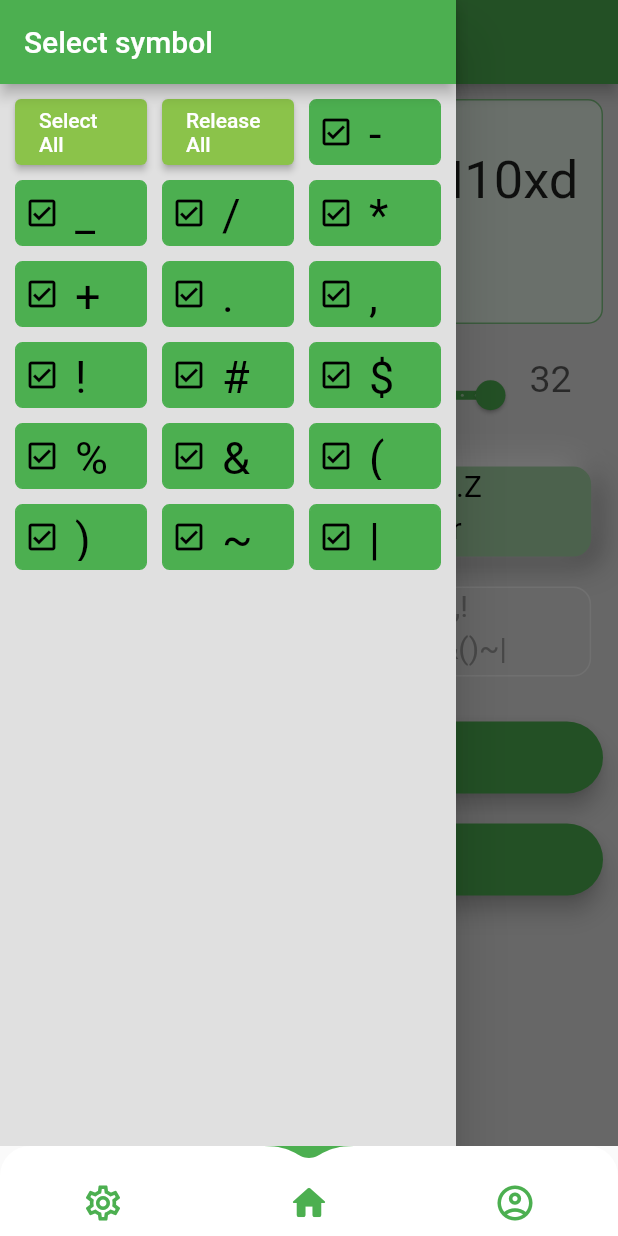
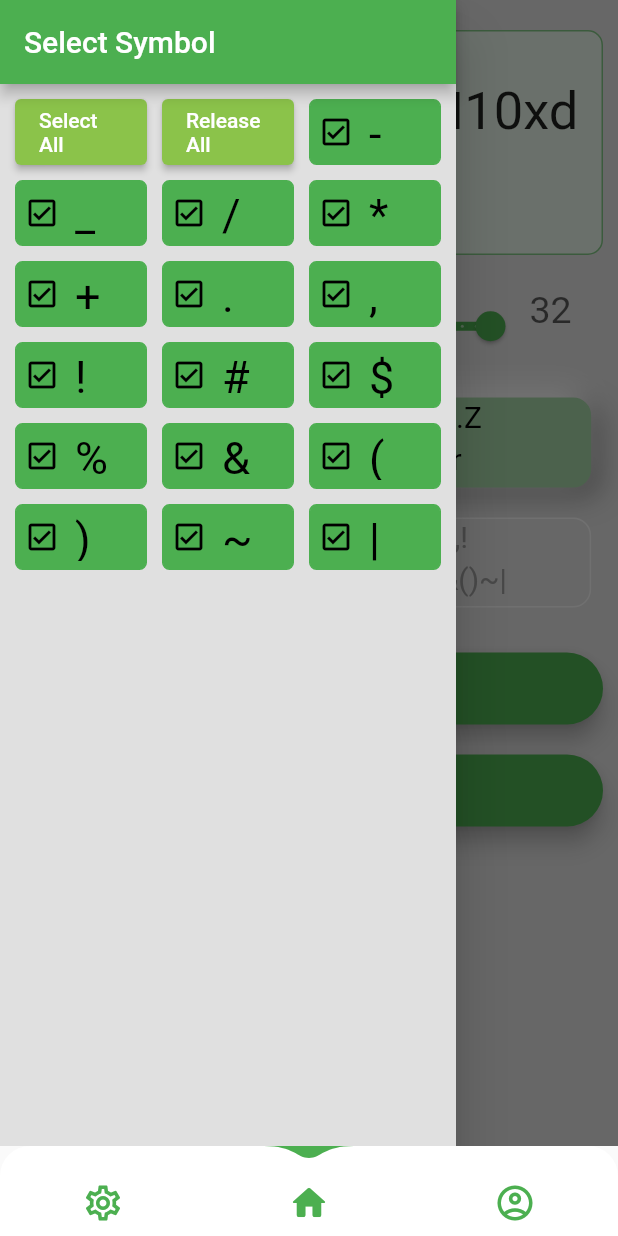
Before and after one commit to zoyspace/flutter_passGeneration, a Flutter app: the screen it shows after launch, with the side drawer open, on a phone screen of 412 x 824 dp. Run offline on Flutter 3.47's test engine with Material 2 defaults, Android fonts, the phone set to English and light mode, and no system bars; drawn by our look-alikes of water_drop_nav_bar; our stand-ins replace google_mobile_ads.

```diff
--- a/lib/GeneratorPage.dart
+++ b/lib/GeneratorPage.dart
@@ -49,11 +49,10 @@ class _GneratorPage extends State<GneratorPage> {
 // 2. 必ずdispose()をoverrideして、作ったTextEditingControllerを廃棄する。
   @override
   void dispose() {
+    super.dispose();
     myController.dispose();
-    super.dispose();
   }
 
-  // bool isCheckedsmall = false;
   Container BuildPassArea() {
     return Container(
       alignment: Alignment.centerLeft,
@@ -155,9 +154,9 @@ class _GneratorPage extends State<GneratorPage> {
 
     return Scaffold(
       backgroundColor: Colors.grey.shade300,
-      appBar: AppBar(
-        title: const Text('GneratorPage'),
-      ),
+      // appBar: AppBar(
+      //   title: const Text('GneratorPage'),
+      // ),
       body: RefreshIndicator(
         // strokeWidth: 10,
         // displacement: 0.1,
@@ -168,6 +167,9 @@ class _GneratorPage extends State<GneratorPage> {
         },
         child: ListView(
           children: [
+            const SizedBox(
+              height: 10,
+            ),
             Column(
               // child: Column(
               // mainAxisAlignment: MainAxisAlignment.center,
--- a/lib/SymbolPage.dart
+++ b/lib/SymbolPage.dart
@@ -36,7 +36,7 @@ class _SymbolPage extends State<SymbolPage> {
     return Scaffold(
       backgroundColor: Colors.grey.shade300,
       appBar: AppBar(
-        title: const Text('Select symbol'),
+        title: const Text('Select Symbol'),
       ),
       body: GridView.count(
         primary: false,
--- a/lib/main.dart
+++ b/lib/main.dart
@@ -37,6 +37,7 @@ class _MyStatefulWidget extends State<MyStatefulWidget> {
   int selectedIndex = 1;
   late PageController pageController;
   @override
+  // ignore: must_call_super
   void initState() {
     pageController = PageController(initialPage: selectedIndex);
   }
@@ -50,18 +51,19 @@ class _MyStatefulWidget extends State<MyStatefulWidget> {
       body: PageView(
         /// [PageView.scrollDirection] defaults to [Axis.horizontal].
         /// Use [Axis.vertical] to scroll vertically.
+        // scrollDirection: Axis.horizontal,
         controller: pageController,
         physics: const NeverScrollableScrollPhysics(),
         // onPageChanged:debugprint(symbolMap),
 
-        children: <Widget>[
+        children: const <Widget>[
           SymbolPage(),
           GneratorPage(),
           NextPage(),
         ],
       ),
       bottomNavigationBar: ClipRRect(
-        borderRadius: BorderRadius.vertical(top: Radius.circular(20)),
+        borderRadius: const BorderRadius.vertical(top: Radius.circular(20)),
         child: WaterDropNavBar(
           backgroundColor: Colors.white,
           waterDropColor: Colors.green,
```
